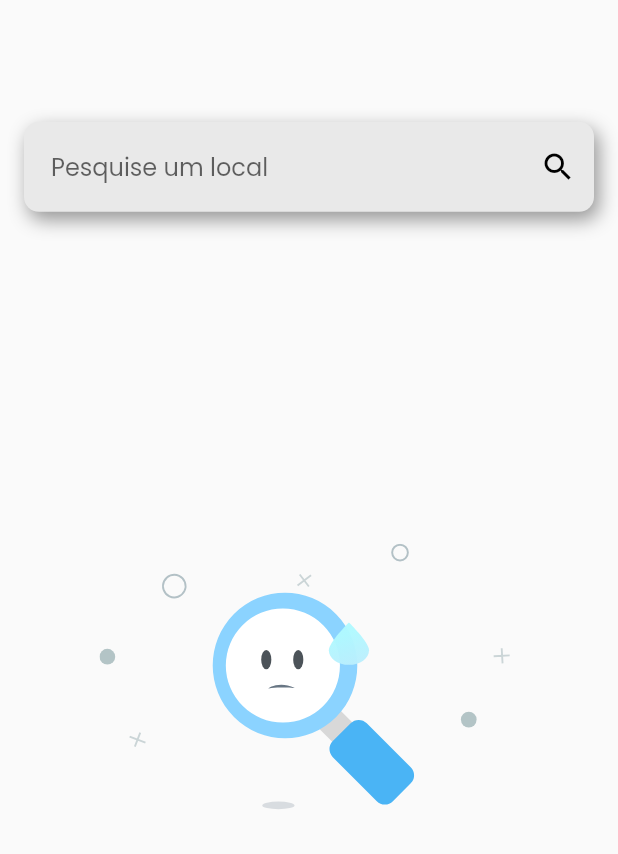
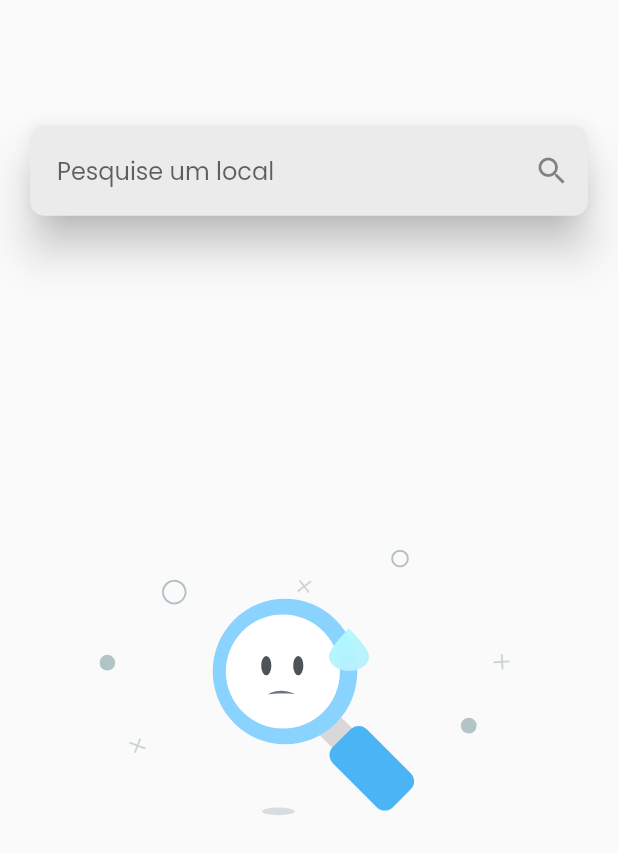
Before and after one commit to PedroHenrique-42/weather_forecast, a Flutter app: the screen it shows after launch, after a tap on the "close" icon, on a phone screen of 412 x 824 dp. Shown: the top 854 px of the screen. Run offline on Flutter 3.47's test engine with Material 2 defaults, Android fonts, the light colour scheme and no system bars; our stand-ins replace lottie, smooth_page_indicator; missing offline and left inert: mockito; network calls fail.

Commit message:
implementando o tema escuro na aplicacao

```diff
--- a/lib/components/current_weather_informations/weather_informations_widget.dart
+++ b/lib/components/current_weather_informations/weather_informations_widget.dart
@@ -20,7 +20,6 @@ class WeatherInformationsWidget extends StatelessWidget {
 
     try {
       weatherData = await future;
-
       return weatherData;
     } on IOException {
       await ShowDialog.show(
@@ -75,8 +74,9 @@ class WeatherInformationsWidget extends StatelessWidget {
                 child: SmoothPageIndicator(
                   controller: pageViewController,
                   count: 2,
-                  effect: const JumpingDotEffect(
-                    activeDotColor: Colors.lightBlueAccent,
+                  effect: JumpingDotEffect(
+                    dotColor: Colors.black45,
+                    activeDotColor: Theme.of(context).colorScheme.primary,
                     dotWidth: 10,
                     dotHeight: 10,
                   ),
--- a/lib/components/custom_card_widget.dart
+++ b/lib/components/custom_card_widget.dart
@@ -4,36 +4,27 @@ class CustomCardWidget extends StatelessWidget {
   final double? height;
   final double? width;
   final Widget child;
-  final EdgeInsets? margin;
-  final EdgeInsets? padding;
 
   const CustomCardWidget({
     Key? key,
     this.height,
     this.width,
-    this.margin,
-    this.padding,
     required this.child,
   }) : super(key: key);
 
   @override
   Widget build(BuildContext context) {
-    return Container(
-      height: height,
-      width: width,
-      margin: margin,
-      decoration: const BoxDecoration(
+    return Card(
+      elevation: 12,
+      shape: const RoundedRectangleBorder(
         borderRadius: BorderRadius.all(Radius.circular(10)),
-        color: Color.fromRGBO(233, 233, 233, 1),
-        boxShadow: [
-          BoxShadow(
-            color: Color.fromRGBO(0, 0, 0, 0.4),
-            blurRadius: 10,
-            offset: Offset(3, 5),
-          ),
-        ],
       ),
-      child: child,
+      color: Theme.of(context).cardColor,
+      child: SizedBox(
+        height: height,
+        width: width,
+        child: child,
+      ),
     );
   }
 }
--- a/lib/components/search_bar/suffix_icon_widget.dart
+++ b/lib/components/search_bar/suffix_icon_widget.dart
@@ -27,7 +27,7 @@ class SuffixIconWidget extends StatelessWidget {
         ).setLocationName(locationName.text);
         FocusScope.of(context).unfocus();
       },
-      icon: const Icon(Icons.search, color: Colors.black),
+      icon: const Icon(Icons.search),
     );
   }
 }
--- a/lib/components/weather_forecast_informations/weather_forecast_widget.dart
+++ b/lib/components/weather_forecast_informations/weather_forecast_widget.dart
@@ -1,8 +1,6 @@
 import 'package:flutter/material.dart';
-import 'package:lottie/lottie.dart';
+import 'package:weather_forecast/components/weather_forecast_informations/weather_forecast_card_widget.dart';
 import 'package:weather_forecast/models/weather_model.dart';
-import 'package:weather_forecast/utils/get_icon_asset.dart';
-import 'package:weather_forecast/utils/get_week_day.dart';
 
 import '../custom_card_widget.dart';
 
@@ -25,35 +23,17 @@ class WeatherForecastWidget extends StatelessWidget {
     return FutureBuilder(
       future: getWeatherForecast(context),
       builder: (context, weatherDataResult) {
-        List<WeatherModel>? weatherData = weatherDataResult.data;
+        List<WeatherModel>? weatherForecastData = weatherDataResult.data;
 
         if (weatherDataResult.connectionState == ConnectionState.done &&
-            weatherData != null) {
+            weatherForecastData != null) {
           return CustomCardWidget(
             child: Padding(
               padding: const EdgeInsets.all(8.0),
               child: Row(
                 mainAxisAlignment: MainAxisAlignment.spaceAround,
-                children: weatherData.map((forecastDataElement) {
-                  return Column(
-                    children: [
-                      Text(
-                        GetWeekDay.get(forecastDataElement.dateTime!.weekday),
-                        style: Theme.of(context).textTheme.headlineSmall,
-                      ),
-                      SizedBox(
-                        height: 30,
-                        width: 30,
-                        child: Lottie.asset(
-                          GetIconAsset.getIcon(
-                            forecastDataElement.iconId.toString(),
-                            forecastDataElement.weatherState.toString(),
-                          ),
-                        ),
-                      ),
-                      Text("${forecastDataElement.temperature!.toInt()}°C")
-                    ],
-                  );
+                children: weatherForecastData.map((weatherData) {
+                  return WeatherForecastCardWidget(weatherData: weatherData);
                 }).toList(),
               ),
             ),
--- a/lib/main.dart
+++ b/lib/main.dart
@@ -33,7 +33,8 @@ class MyApp extends StatelessWidget {
 
     return MaterialApp(
       debugShowCheckedModeBanner: false,
-      theme: mainTheme,
+      theme: mainLightTheme,
+      darkTheme: mainDarkTheme,
       home: MainScreen(
         currentWeatherFuture: currentWeatherFuture,
         weatherForecastFuture: weatherForecastFuture,
--- a/lib/services/current_weather_api_service.dart
+++ b/lib/services/current_weather_api_service.dart
@@ -7,10 +7,10 @@ import 'package:weather_forecast/models/weather_model.dart';
 
 @GenerateMocks([CurrentWeatherApiService])
 class CurrentWeatherApiService {
-  Future<WeatherModel?> getCurrentWeather(String? location) async {
-    Uri uri = Uri.parse(
-      "https://api.openweathermap.org/data/2.5/weather?q=$location&lang=pt_br&units=metric&appid=367f9277611c3063a6bc21469f096615",
-    );
+  final String baseUrl = "https://api.openweathermap.org/data/2.5/weather?q=%location&lang=pt_br&units=metric&appid=367f9277611c3063a6bc21469f096615";
+
+  Future<WeatherModel?> getCurrentWeather(String location) async {
+    Uri uri = Uri.parse(baseUrl.replaceAll("%location", location));
     http.Response response = await http.get(uri);
 
     Map<String, dynamic> weatherData = jsonDecode(response.body);
--- a/lib/services/weather_forecast_api_service.dart
+++ b/lib/services/weather_forecast_api_service.dart
@@ -7,38 +7,31 @@ import 'package:weather_forecast/models/weather_model.dart';
 
 @GenerateMocks([WeatherForecastApiService])
 class WeatherForecastApiService {
-  Future<List<WeatherModel>?> getWeatherForecast(String? location) async {
-    Uri uri = Uri.parse(
-      "https://api.openweathermap.org/data/2.5/forecast?q=$location&units=metric&lang=pt_br&appid=367f9277611c3063a6bc21469f096615",
-    );
+  final String baseUrl =
+      "https://api.openweathermap.org/data/2.5/forecast?q=%location&units=metric&lang=pt_br&appid=367f9277611c3063a6bc21469f096615";
+
+  Future<List<WeatherModel>?> getWeatherForecast(String location) async {
+    Uri uri = Uri.parse(baseUrl.replaceAll("%location", location));
     http.Response response = await http.get(uri);
 
-    Map<String, dynamic> weatherData = jsonDecode(response.body);
+    Map<String, dynamic> apiResult = jsonDecode(response.body);
 
     if (response.statusCode == 200) {
-      List<WeatherModel> weatherForecast = [];
+      List weatherDataList = apiResult["list"];
+      Map<int, WeatherModel> weatherForecast = {};
 
-      for (int i = 0; i < weatherData["list"].length; i++) {
-        DateTime currentListDay = DateTime.parse(
-          weatherData["list"][i]["dt_txt"],
-        );
+      for (var currentForecast in weatherDataList) {
+        DateTime forecastDate = DateTime.parse(currentForecast["dt_txt"]);
 
-        if (i == 0) {
-          continue;
-        }
-
-        DateTime lastListDay = DateTime.parse(
-          weatherData["list"][i - 1]["dt_txt"],
-        );
-
-        if (currentListDay.day != lastListDay.day) {
-          weatherForecast.add(
-            WeatherModel.fromJsonForecast(weatherData["list"][i]),
+        if (forecastDate.day != DateTime.now().day &&
+            !weatherForecast.containsKey(forecastDate.day)) {
+          weatherForecast[forecastDate.day] = WeatherModel.fromJsonForecast(
+            currentForecast,
           );
         }
       }
 
-      return weatherForecast;
+      return weatherForecast.entries.map((forecast) => forecast.value).toList();
     }
 
     throw LocalNotFoundException();
--- a/lib/themes/main_theme.dart
+++ b/lib/themes/main_theme.dart
@@ -1,6 +1,7 @@
 import 'package:flutter/material.dart';
 
-ThemeData mainTheme = ThemeData(
+ThemeData mainLightTheme = ThemeData(
+  cardColor: const Color.fromRGBO(235, 235, 235, 1),
   fontFamily: "Poppins",
   textTheme: const TextTheme(
     headlineSmall: TextStyle(
@@ -13,3 +14,19 @@ ThemeData mainTheme = ThemeData(
     ),
   ),
 );
+
+ThemeData mainDarkTheme = ThemeData(
+  colorScheme: const ColorScheme.dark(primary: Colors.grey),
+  primaryColor: Colors.grey,
+  fontFamily: "Poppins",
+  textTheme: const TextTheme(
+    headlineSmall: TextStyle(
+      fontSize: 15,
+      fontWeight: FontWeight.w600,
+    ),
+    headlineMedium: TextStyle(
+      fontSize: 24,
+      fontWeight: FontWeight.bold,
+    ),
+  ),
+);
```
Also changed, not shown: assets/animations/moon_animation.json (+1 -1 lines), lib/components/weather_forecast_informations/weather_forecast_card_widget.dart (added, +37 -0 lines), lib/data/weather_data.dart (added, +53 -0 lines), 1 other file.
